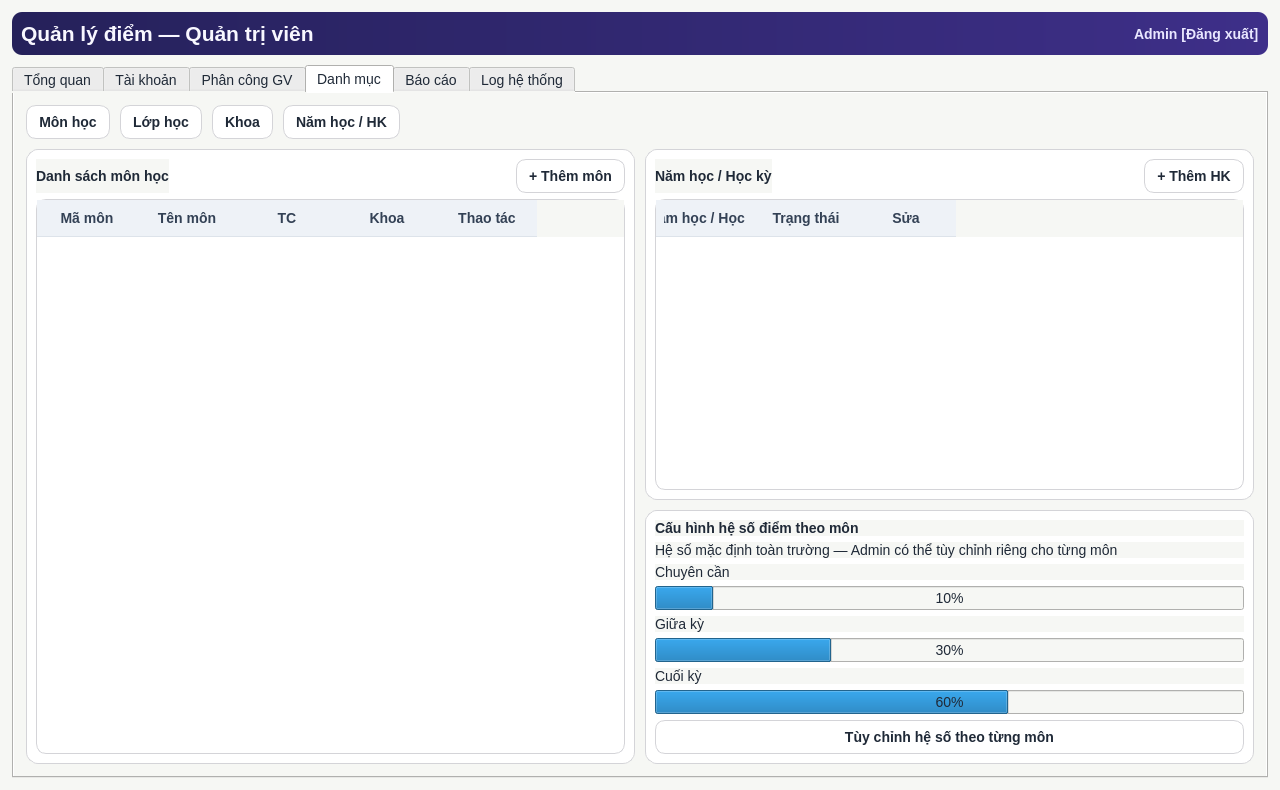
Old version of the form ui/admin/admin_dashboard.ui in the repository ddvinhh05/QLDiemHeDaiHoc.
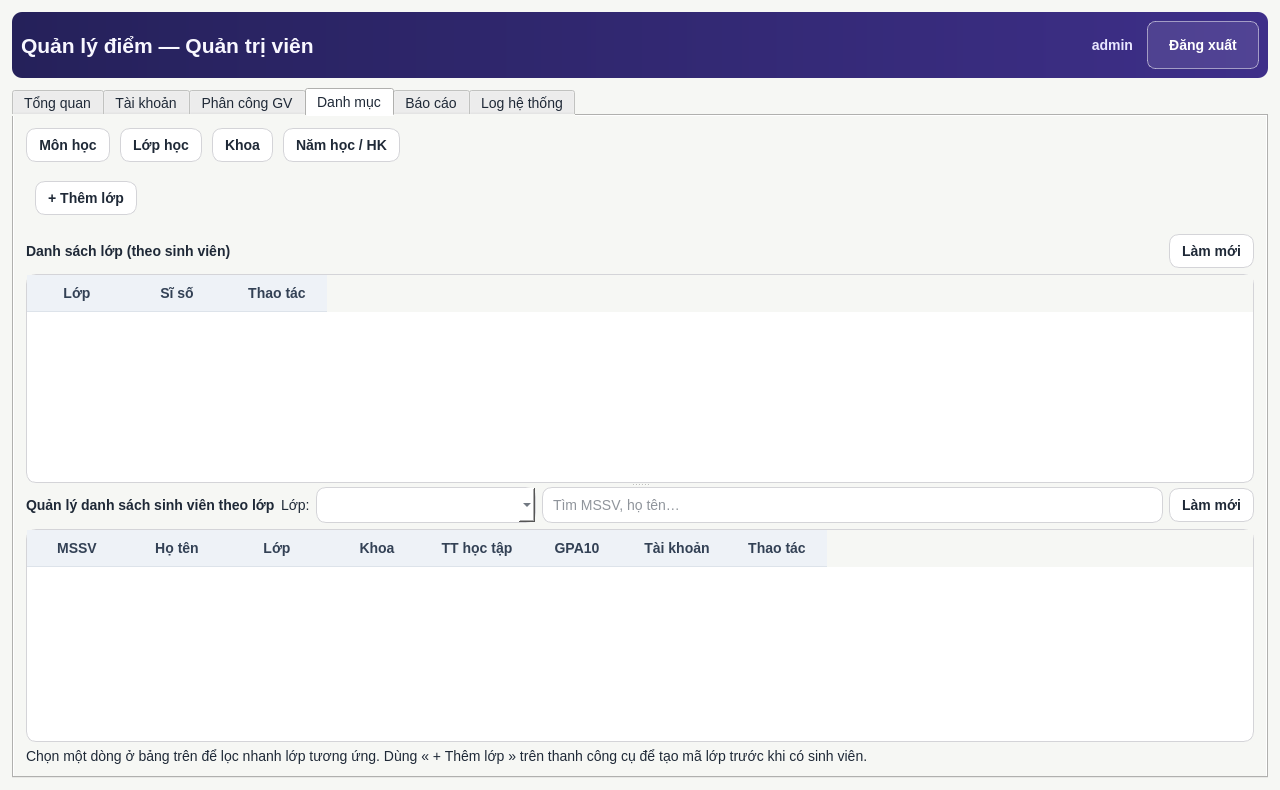
New version of the form. The open tabs and pages were chosen to show the change.

Commit message: Hoàn thiện phân hệ Admin và bổ sung cấu hình gốc cho dự án

```diff
--- a/ui/admin/admin_dashboard.ui
+++ b/ui/admin/admin_dashboard.ui
@@ -32,6 +32,23 @@
   color: #e9e7ff;
   font-weight: 600;
   background: transparent;
+  padding-right: 4px;
+}
+QPushButton#btnLogout {
+  background: rgba(255, 255, 255, 0.1);
+  color: #ffffff;
+  border: 1px solid rgba(255, 255, 255, 0.5);
+  border-radius: 8px;
+  padding: 6px 16px;
+  font-weight: 600;
+  min-height: 34px;
+}
+QPushButton#btnLogout:hover {
+  background: rgba(255, 255, 255, 0.22);
+  border-color: #ffffff;
+}
+QPushButton#btnLogout:pressed {
+  background: rgba(15, 10, 40, 0.35);
 }
 
 QPushButton {
@@ -160,7 +177,8 @@
      <layout class="QHBoxLayout" name="topBarLayout">
       <item><widget class="QLabel" name="lblBrand"><property name="text"><string>Quản lý điểm — Quản trị viên</string></property></widget></item>
       <item><spacer name="sp1"><property name="orientation"><enum>Qt::Horizontal</enum></property><property name="sizeHint" stdset="0"><size><width>40</width><height>20</height></size></property></spacer></item>
-      <item><widget class="QLabel" name="lblAccount"><property name="text"><string>Admin [Đăng xuất]</string></property></widget></item>
+      <item><widget class="QLabel" name="lblAccount"><property name="text"><string>admin</string></property><property name="alignment"><set>Qt::AlignRight|Qt::AlignTrailing|Qt::AlignVCenter</set></property></widget></item>
+      <item><widget class="QPushButton" name="btnLogout"><property name="minimumSize"><size><width>112</width><height>34</height></size></property><property name="text"><string>Đăng xuất</string></property></widget></item>
      </layout>
     </widget>
    </item>
@@ -462,7 +480,50 @@
         </layout>
        </item>
        <item>
-        <layout class="QHBoxLayout" name="dmMainSplit">
+        <widget class="QWidget" name="frameDmLopToolbar">
+         <property name="visible">
+          <bool>false</bool>
+         </property>
+         <layout class="QHBoxLayout" name="dmLopToolbarLayout">
+          <property name="spacing">
+           <number>8</number>
+          </property>
+          <item>
+           <widget class="QPushButton" name="btnDmThemLop">
+            <property name="text">
+             <string>+ Thêm lớp</string>
+            </property>
+            <property name="toolTip">
+             <string>Ghi nhận mã lớp mới vào danh mục (chưa cần sinh viên)</string>
+            </property>
+           </widget>
+          </item>
+          <item>
+           <spacer name="spDmLopToolbar">
+            <property name="orientation">
+             <enum>Qt::Horizontal</enum>
+            </property>
+            <property name="sizeHint" stdset="0">
+             <size>
+              <width>40</width>
+              <height>20</height>
+             </size>
+            </property>
+           </spacer>
+          </item>
+         </layout>
+        </widget>
+       </item>
+       <item>
+        <widget class="QStackedWidget" name="swDmCatalog">
+         <widget class="QWidget" name="pageDmMon">
+          <layout class="QVBoxLayout" name="pageDmMonLayout">
+           <property name="leftMargin"><number>0</number></property>
+           <property name="topMargin"><number>0</number></property>
+           <property name="rightMargin"><number>0</number></property>
+           <property name="bottomMargin"><number>0</number></property>
+           <item>
+            <layout class="QHBoxLayout" name="dmMainSplit">
          <item>
           <widget class="QFrame" name="frameDmLeft">
            <property name="styleSheet">
@@ -513,7 +574,7 @@
                 </property>
                 <column><property name="text"><string>Năm học / Học kỳ</string></property></column>
                 <column><property name="text"><string>Trạng thái</string></property></column>
-                <column><property name="text"><string>Sửa</string></property></column>
+                <column><property name="text"><string>Thao tác</string></property></column>
                </widget>
               </item>
              </layout>
@@ -539,7 +600,132 @@
            </item>
           </layout>
          </item>
-        </layout>
+            </layout>
+           </item>
+          </layout>
+         </widget>
+         <widget class="QWidget" name="pageDmKhoa">
+          <layout class="QVBoxLayout" name="pageDmKhoaLayout">
+           <property name="leftMargin"><number>0</number></property>
+           <property name="topMargin"><number>0</number></property>
+           <property name="rightMargin"><number>0</number></property>
+           <property name="bottomMargin"><number>0</number></property>
+           <item>
+            <layout class="QHBoxLayout" name="dmKhoaTop">
+             <item><widget class="QLabel" name="lblDmKhoaTitle"><property name="text"><string>Danh mục khoa</string></property><property name="styleSheet"><string notr="true">font-weight:700;</string></property></widget></item>
+             <item><spacer name="spDmKhoa"><property name="orientation"><enum>Qt::Horizontal</enum></property><property name="sizeHint" stdset="0"><size><width>40</width><height>20</height></size></property></spacer></item>
+             <item><widget class="QPushButton" name="btnDmThemKhoa"><property name="text"><string>+ Thêm khoa</string></property></widget></item>
+            </layout>
+           </item>
+           <item>
+            <widget class="QTableWidget" name="tbDmKhoa">
+             <property name="alternatingRowColors"><bool>true</bool></property>
+             <column><property name="text"><string>Mã khoa</string></property></column>
+             <column><property name="text"><string>Tên khoa</string></property></column>
+             <column><property name="text"><string>Thao tác</string></property></column>
+            </widget>
+           </item>
+          </layout>
+         </widget>
+         <widget class="QWidget" name="pageDmLop">
+          <layout class="QVBoxLayout" name="pageDmLopLayout">
+           <property name="leftMargin"><number>0</number></property>
+           <property name="topMargin"><number>0</number></property>
+           <property name="rightMargin"><number>0</number></property>
+           <property name="bottomMargin"><number>0</number></property>
+           <item>
+            <layout class="QHBoxLayout" name="dmLopTop">
+             <item><widget class="QLabel" name="lblDmLopTitle"><property name="text"><string>Danh sách lớp (theo sinh viên)</string></property><property name="styleSheet"><string notr="true">font-weight:700;</string></property></widget></item>
+             <item><spacer name="spDmLopTop"><property name="orientation"><enum>Qt::Horizontal</enum></property><property name="sizeHint" stdset="0"><size><width>40</width><height>20</height></size></property></spacer></item>
+             <item><widget class="QPushButton" name="btnDmLopLamMoi"><property name="text"><string>Làm mới</string></property></widget></item>
+            </layout>
+           </item>
+           <item>
+            <widget class="QSplitter" name="splitDmLopSv">
+             <property name="orientation"><enum>Qt::Vertical</enum></property>
+             <property name="childrenCollapsible"><bool>false</bool></property>
+             <widget class="QWidget" name="topLopWrap" native="true">
+              <layout class="QVBoxLayout" name="topLopWrapLayout">
+               <property name="leftMargin"><number>0</number></property>
+               <property name="topMargin"><number>0</number></property>
+               <property name="rightMargin"><number>0</number></property>
+               <property name="bottomMargin"><number>0</number></property>
+               <item>
+                <widget class="QTableWidget" name="tbDmLop">
+                 <property name="alternatingRowColors"><bool>true</bool></property>
+                 <column><property name="text"><string>Lớp</string></property></column>
+                 <column><property name="text"><string>Sĩ số</string></property></column>
+                 <column><property name="text"><string>Thao tác</string></property></column>
+                </widget>
+               </item>
+              </layout>
+             </widget>
+             <widget class="QWidget" name="botSvWrap" native="true">
+              <layout class="QVBoxLayout" name="botSvWrapLayout">
+               <property name="leftMargin"><number>0</number></property>
+               <property name="topMargin"><number>0</number></property>
+               <property name="rightMargin"><number>0</number></property>
+               <property name="bottomMargin"><number>0</number></property>
+               <item>
+                <layout class="QHBoxLayout" name="rowSvQuanLy">
+                 <item><widget class="QLabel" name="lblSvQuanLy"><property name="text"><string>Quản lý danh sách sinh viên theo lớp</string></property><property name="styleSheet"><string notr="true">font-weight:700;</string></property></widget></item>
+                 <item><widget class="QLabel" name="lblSvQuanLyLop"><property name="text"><string>Lớp:</string></property></widget></item>
+                 <item><widget class="QComboBox" name="cbSvQuanLyLop"><property name="minimumSize"><size><width>220</width><height>0</height></size></property></widget></item>
+                 <item><widget class="QLineEdit" name="txtSvQuanLyTim"><property name="placeholderText"><string>Tìm MSSV, họ tên…</string></property></widget></item>
+                 <item><widget class="QPushButton" name="btnDmSvLopLamMoi"><property name="text"><string>Làm mới</string></property><property name="toolTip"><string>Tải lại danh sách sinh viên và sĩ số lớp</string></property></widget></item>
+                </layout>
+               </item>
+               <item>
+                <widget class="QTableWidget" name="tbSvQuanLyLop">
+                 <property name="alternatingRowColors"><bool>true</bool></property>
+                 <column><property name="text"><string>MSSV</string></property></column>
+                 <column><property name="text"><string>Họ tên</string></property></column>
+                 <column><property name="text"><string>Lớp</string></property></column>
+                 <column><property name="text"><string>Khoa</string></property></column>
+                 <column><property name="text"><string>TT học tập</string></property></column>
+                 <column><property name="text"><string>GPA10</string></property></column>
+                 <column><property name="text"><string>Tài khoản</string></property></column>
+                 <column><property name="text"><string>Thao tác</string></property></column>
+                </widget>
+               </item>
+              </layout>
+             </widget>
+            </widget>
+           </item>
+           <item>
+            <widget class="QLabel" name="lblDmLopNote">
+             <property name="text">
+              <string>Chọn một dòng ở bảng trên để lọc nhanh lớp tương ứng. Dùng « + Thêm lớp » trên thanh công cụ để tạo mã lớp trước khi có sinh viên.</string>
+             </property>
+             <property name="wordWrap"><bool>true</bool></property>
+            </widget>
+           </item>
+          </layout>
+         </widget>
+         <widget class="QWidget" name="pageDmNamHoc">
+          <layout class="QVBoxLayout" name="pageDmNamHocLayout">
+           <property name="leftMargin"><number>0</number></property>
+           <property name="topMargin"><number>0</number></property>
+           <property name="rightMargin"><number>0</number></property>
+           <property name="bottomMargin"><number>0</number></property>
+           <item>
+            <layout class="QHBoxLayout" name="dmNamHocTop">
+             <item><widget class="QLabel" name="lblDmNamHocTitle"><property name="text"><string>Năm học / Học kỳ</string></property><property name="styleSheet"><string notr="true">font-weight:700;</string></property></widget></item>
+             <item><spacer name="spDmNamHoc"><property name="orientation"><enum>Qt::Horizontal</enum></property><property name="sizeHint" stdset="0"><size><width>40</width><height>20</height></size></property></spacer></item>
+             <item><widget class="QPushButton" name="btnDmThemHocKyPage"><property name="text"><string>+ Thêm HK</string></property></widget></item>
+            </layout>
+           </item>
+           <item>
+            <widget class="QTableWidget" name="tbDmHocKyPage">
+             <property name="alternatingRowColors"><bool>true</bool></property>
+             <column><property name="text"><string>Năm học / Học kỳ</string></property></column>
+             <column><property name="text"><string>Trạng thái</string></property></column>
+             <column><property name="text"><string>Thao tác</string></property></column>
+            </widget>
+           </item>
+          </layout>
+         </widget>
+        </widget>
        </item>
       </layout>
      </widget>
```
Left out of the diff: 4 changed lines with no effect on the pictures. The commit also changes 5 other files.
